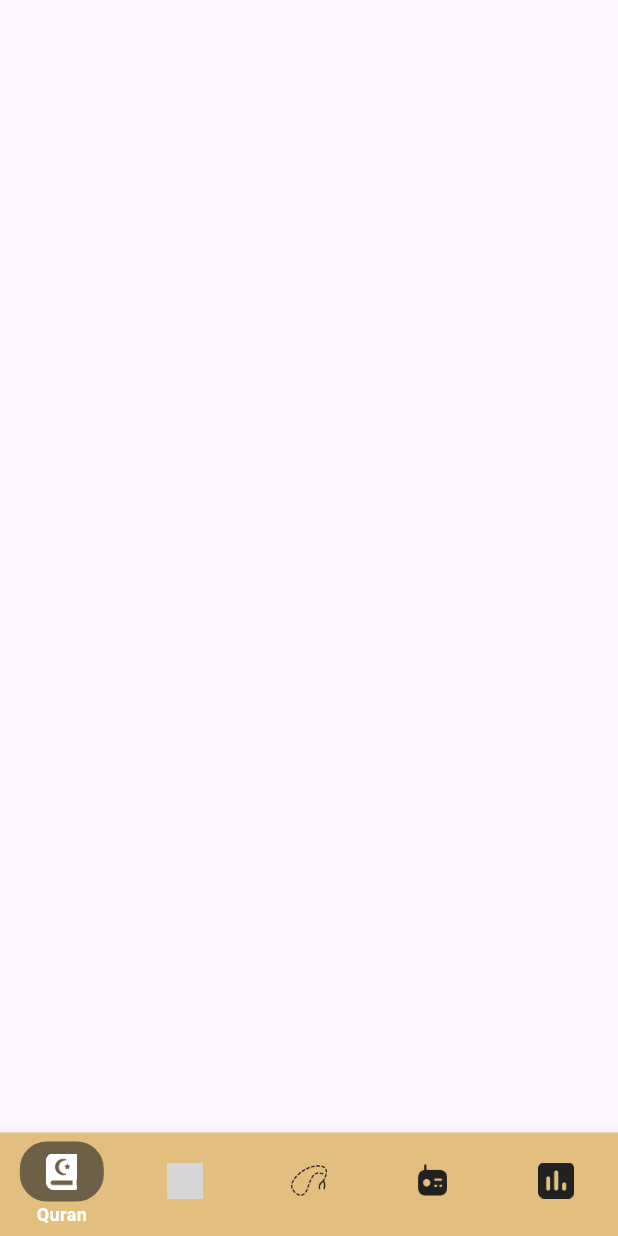
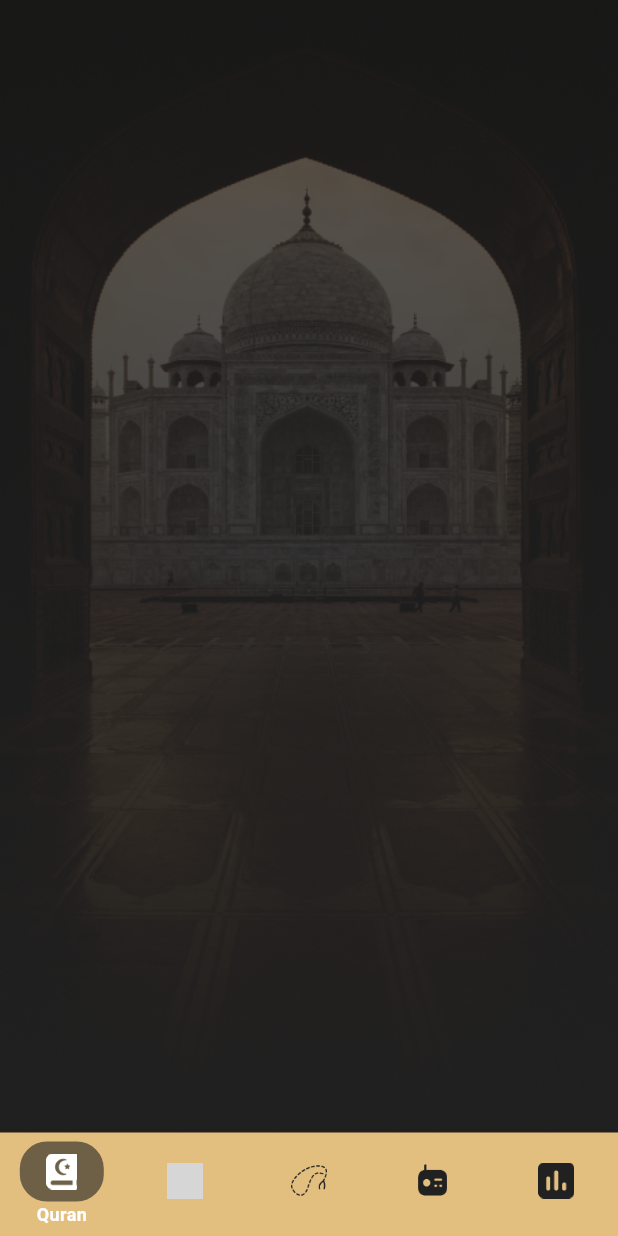
Before and after one commit to mohamedAlaa-CS/new_islamy, a Flutter app: the LayoutView screen opened by its route, on a phone screen of 412 x 824 dp. Run offline on Flutter 3.47's test engine with Material 3 defaults, Android fonts, the phone set to English and light mode, and no system bars; our stand-ins replace device_preview; grey boxes are pictures that could not be loaded.

Commit message:
+ finish home layout

```diff
--- a/lib/core/assets/app_assets.dart
+++ b/lib/core/assets/app_assets.dart
@@ -12,4 +12,9 @@ abstract class AppAssets {
   static const String sebhaIcon = 'assets/images/sebha_icon.png';
   static const String radioIcon = 'assets/images/radio_icon.png';
   static const String timeIcon = 'assets/images/time_icon.png';
+  static const String quranBg = 'assets/images/quran_bg.png';
+  static const String hadithBg = 'assets/images/hadith_bg.png';
+  static const String sebhaBg = 'assets/images/sebha_bg.png';
+  static const String radioBg = 'assets/images/radio_bg.png';
+  static const String timeBg = 'assets/images/time_bg.png';
 }
--- a/lib/modules/layout/layout_view.dart
+++ b/lib/modules/layout/layout_view.dart
@@ -1,6 +1,12 @@
 import 'package:flutter/material.dart';
 import 'package:islamy/core/assets/app_assets.dart';
 import 'package:islamy/modules/layout/widgets/custom_bottom_nav.dart';
+import 'package:islamy/modules/quran/quran_view.dart';
+import 'package:islamy/modules/radio/radio_view.dart';
+import 'package:islamy/modules/sebha/sebha_view.dart';
+import 'package:islamy/modules/time/time_view.dart';
+
+import '../hadith/hadith_view.dart';
 
 class LayoutView extends StatefulWidget {
   static const String routeName = '/layout';
@@ -13,10 +19,18 @@ class LayoutView extends StatefulWidget {
 
 class _LayoutViewState extends State<LayoutView> {
   int selectedIndex = 0;
+  List<Widget> screens = [
+    const QuranView(),
+    const HadithView(),
+    const SebhaView(),
+    const RadioView(),
+    const TimeView(),
+  ];
 
   @override
   Widget build(BuildContext context) {
     return Scaffold(
+      body: screens[selectedIndex],
       bottomNavigationBar: BottomNavigationBar(
         onTap: (index) {
           setState(() {
--- a/lib/modules/layout/widgets/custom_bottom_nav.dart
+++ b/lib/modules/layout/widgets/custom_bottom_nav.dart
@@ -13,7 +13,8 @@ class CustomBottomNav extends StatelessWidget {
 
   @override
   Widget build(BuildContext context) {
-    return Container(
+    return AnimatedContainer(
+      duration: const Duration(milliseconds: 800),
       padding: const EdgeInsets.symmetric(horizontal: 16, vertical: 8),
       decoration: BoxDecoration(
         color: isSelected ? AppColor.secondColor.withOpacity(.6) : null,
--- /dev/null
+++ b/lib/modules/quran/quran_view.dart
@@ -0,0 +1,17 @@
+import 'package:flutter/material.dart';
+import 'package:islamy/core/assets/app_assets.dart';
+
+class QuranView extends StatelessWidget {
+  const QuranView({super.key});
+
+  @override
+  Widget build(BuildContext context) {
+    return Container(
+      width: double.infinity,
+      height: double.infinity,
+      decoration: BoxDecoration(
+          image: DecorationImage(
+              image: AssetImage(AppAssets.quranBg), fit: BoxFit.fill)),
+    );
+  }
+}
```
Also changed, not shown: lib/modules/hadith/hadith_view.dart (added, +17 -0 lines), lib/modules/radio/radio_view.dart (added, +17 -0 lines), lib/modules/sebha/sebha_view.dart (added, +17 -0 lines), lib/modules/time/time_view.dart (added, +17 -0 lines), assets/images/hadith_bg.png (added), assets/images/quran_bg.png (added), assets/images/radio_bg.png (added), assets/images/sebha_bg.png (added), assets/images/time_bg.png (added).
